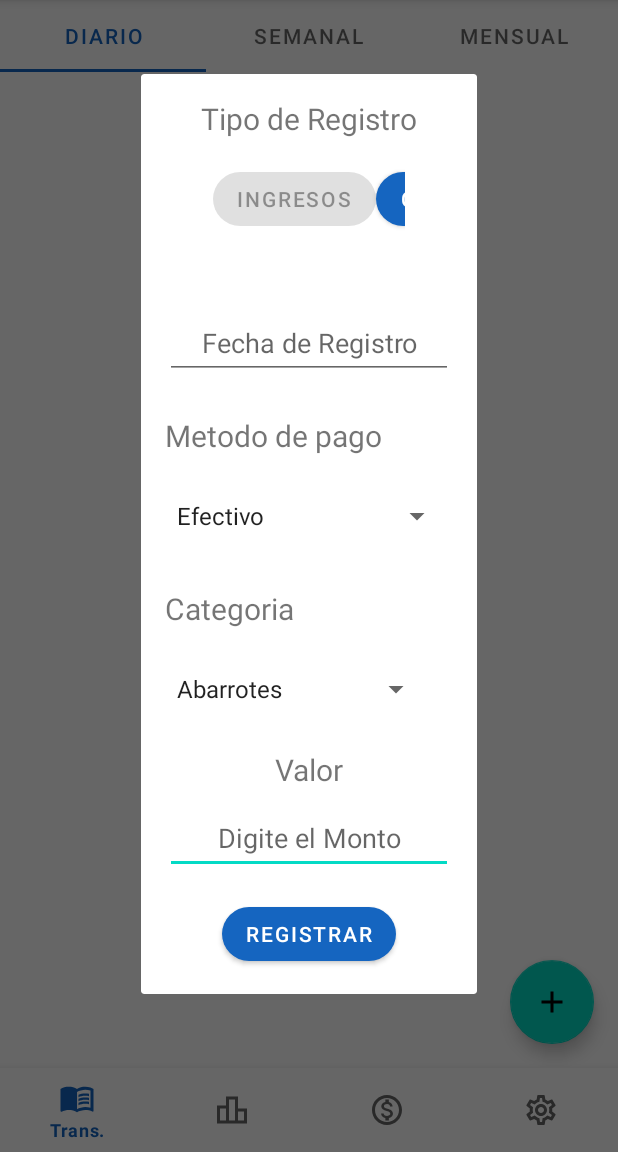
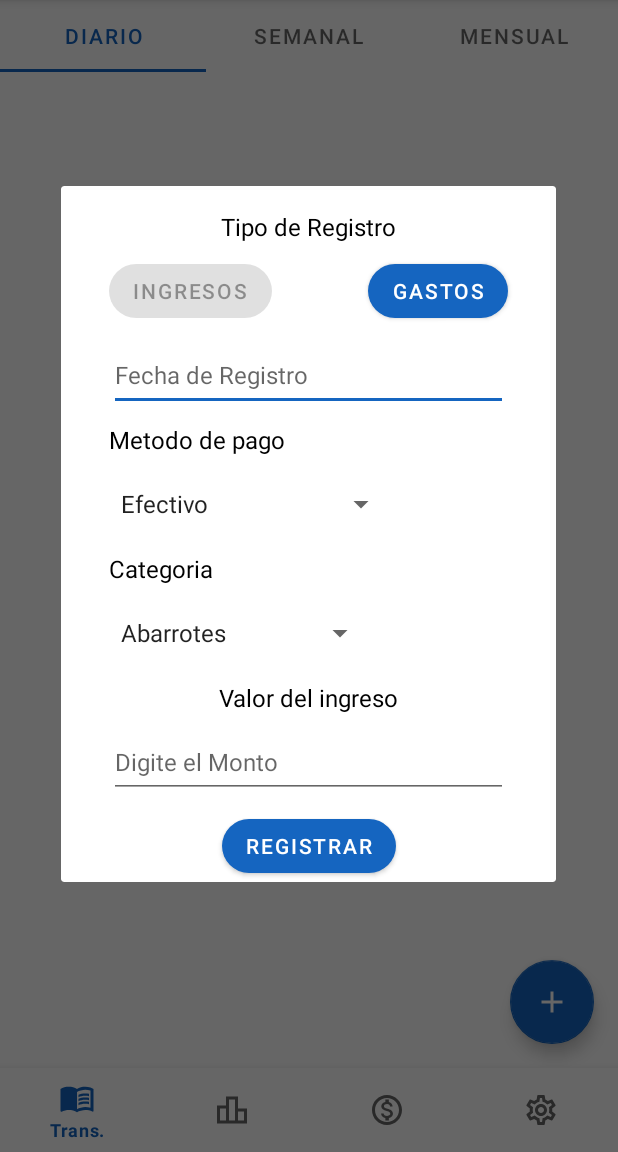
Before and after one commit to KevinMartinez1999/My-Finances, an Android app: the fragment DialogRegistroFragment placed in its activity, on a phone screen of 412 x 824 dp, the part 84-1236 px from its top. Run offline under Robolectric (Android 15) with nearby library versions, the phone set to English and light mode, and no system bars; our stand-ins replace navigation-ui.

Commit message:
Se corrigió la vista del dialog.
Signed-off-by: KevinMartinez1999 <kevin.martinez1@udea.edu.co>

```diff
--- a/app/src/main/java/com/example/myfinances/fragments/sub_fragments/DialogRegistroFragment.kt
+++ b/app/src/main/java/com/example/myfinances/fragments/sub_fragments/DialogRegistroFragment.kt
@@ -8,6 +8,7 @@ import android.view.View
 import android.view.ViewGroup
 import android.view.Window
 import androidx.fragment.app.DialogFragment
+import com.example.myfinances.R
 import com.example.myfinances.databinding.FragmentDialogRegistroBinding
 import java.text.SimpleDateFormat
 import java.util.*
@@ -31,6 +32,7 @@ class DialogRegistroFragment : DialogFragment() {
 
         binding.categoryspiner.visibility = View.VISIBLE
         binding.buttoningreso.isEnabled = false
+        binding.valuetext.text = getString(R.string.valueIngresos)
 
         val dateSetListener = DatePickerDialog.OnDateSetListener { _, year, month, dayOfMonth ->
             cal.set(Calendar.YEAR, year)
@@ -54,31 +56,33 @@ class DialogRegistroFragment : DialogFragment() {
             }
 
             buttongasto.setOnClickListener {
-                hacervisiblegasto()
+                hacerVisibleGasto()
             }
             buttoningreso.setOnClickListener {
-                hacervisibleingreso()
+                hacerVisibleIngreso()
             }
         }
 
         return binding.root
     }
 
-    private fun hacervisibleingreso() {
+    private fun hacerVisibleIngreso() {
         with(binding) {
             categoryspiner.visibility = View.VISIBLE
             accountsspinner.visibility = View.GONE
             buttoningreso.isEnabled = false
             buttongasto.isEnabled = true
+            valuetext.text = getString(R.string.valueIngresos)
         }
     }
 
-    private fun hacervisiblegasto() {
+    private fun hacerVisibleGasto() {
         with(binding) {
             categoryspiner.visibility = View.GONE
             accountsspinner.visibility = View.VISIBLE
             buttoningreso.isEnabled = true
             buttongasto.isEnabled = false
+            valuetext.text = getString(R.string.valueGastos)
         }
     }
 
--- a/app/src/main/res/layout/fragment_dialog_registro.xml
+++ b/app/src/main/res/layout/fragment_dialog_registro.xml
@@ -1,137 +1,172 @@
 <?xml version="1.0" encoding="utf-8"?>
-<LinearLayout xmlns:android="http://schemas.android.com/apk/res/android"
+<androidx.constraintlayout.widget.ConstraintLayout xmlns:android="http://schemas.android.com/apk/res/android"
     xmlns:app="http://schemas.android.com/apk/res-auto"
     xmlns:tools="http://schemas.android.com/tools"
-    android:layout_width="match_parent"
-    android:layout_height="match_parent"
-    android:orientation="vertical"
-    android:padding="16dp"
+    android:id="@+id/constrainLayout"
+    android:layout_width="wrap_content"
+    android:layout_height="wrap_content"
     android:visibility="visible"
+    app:layout_scrollFlags="snapMargins"
     tools:context=".fragments.sub_fragments.DialogRegistroFragment">
 
     <TextView
         android:id="@+id/titledialog"
         android:layout_width="wrap_content"
         android:layout_height="wrap_content"
-        android:layout_gravity="center"
+        android:layout_marginTop="16dp"
         android:text="@string/registertype"
-        android:textSize="20sp" />
+        android:textColor="@color/black"
+        android:textSize="16sp"
+        app:autoSizeTextType="uniform"
+        app:layout_constraintEnd_toEndOf="parent"
+        app:layout_constraintStart_toStartOf="parent"
+        app:layout_constraintTop_toTopOf="parent" />
 
-    <LinearLayout
-        android:layout_width="match_parent"
-        android:layout_height="wrap_content"
-        android:layout_marginLeft="16dp"
-        android:layout_marginRight="16dp"
-        android:orientation="horizontal"
-        android:padding="16dp">
 
     <Button
         android:id="@+id/buttoningreso"
         android:layout_width="wrap_content"
         android:layout_height="wrap_content"
+        android:layout_marginStart="32dp"
+        android:layout_marginTop="8dp"
+        android:layout_marginEnd="32dp"
         android:text="@string/ingresos"
-            app:cornerRadius="32dp" />
-
-        <Space
-            android:layout_width="0dp"
-            android:layout_height="match_parent"
-            android:layout_weight="1" />
+        app:cornerRadius="32dp"
+        app:layout_constraintEnd_toStartOf="@+id/buttongasto"
+        app:layout_constraintStart_toStartOf="parent"
+        app:layout_constraintTop_toBottomOf="@+id/titledialog" />
 
     <Button
         android:id="@+id/buttongasto"
         android:layout_width="wrap_content"
         android:layout_height="wrap_content"
+        android:layout_marginStart="32dp"
+        android:layout_marginTop="8dp"
+        android:layout_marginEnd="32dp"
         android:text="@string/gastos"
-            app:cornerRadius="32dp" />
+        app:cornerRadius="32dp"
+        app:layout_constraintEnd_toEndOf="parent"
+        app:layout_constraintStart_toEndOf="@+id/buttoningreso"
+        app:layout_constraintTop_toBottomOf="@+id/titledialog" />
 
-    </LinearLayout>
 
     <EditText
         android:id="@+id/inputdate"
-        android:layout_width="match_parent"
+        android:layout_width="0dp"
         android:layout_height="wrap_content"
-        android:layout_marginTop="32dp"
-        android:clickable="true"
-        android:ems="10"
-        android:focusable="true"
-        android:focusableInTouchMode="false"
-        android:gravity="center"
+        android:layout_marginStart="32dp"
+        android:layout_marginTop="8dp"
+        android:layout_marginEnd="32dp"
         android:hint="@string/date"
         android:importantForAutofill="no"
         android:inputType="date"
         android:minHeight="48dp"
-        android:textSize="18sp" />
+        android:textSize="16sp"
+        app:layout_constraintEnd_toEndOf="parent"
+        app:layout_constraintStart_toStartOf="parent"
+        app:layout_constraintTop_toBottomOf="@+id/buttoningreso" />
 
     <TextView
         android:id="@+id/categoryaccount"
         android:layout_width="wrap_content"
         android:layout_height="wrap_content"
-        android:layout_marginTop="24dp"
+        android:layout_marginStart="32dp"
+        android:layout_marginTop="8dp"
         android:text="@string/account"
-        android:textSize="20sp" />
+        android:textColor="@color/black"
+        android:textSize="16sp"
+        app:layout_constraintStart_toStartOf="parent"
+        app:layout_constraintTop_toBottomOf="@+id/inputdate" />
 
     <Spinner
         android:id="@+id/metodoPagoSpinner"
         android:layout_width="wrap_content"
         android:layout_height="wrap_content"
-        android:layout_marginTop="16dp"
+        android:layout_marginStart="32dp"
+        android:layout_marginTop="8dp"
         android:entries="@array/accountlist"
-        android:minHeight="48dp" />
+        android:minHeight="48dp"
+        app:layout_constraintStart_toStartOf="parent"
+        app:layout_constraintTop_toBottomOf="@+id/categoryaccount" />
 
     <TextView
         android:id="@+id/categorytext"
         android:layout_width="wrap_content"
         android:layout_height="wrap_content"
-        android:layout_marginTop="24dp"
+        android:layout_marginStart="32dp"
+        android:layout_marginTop="8dp"
         android:text="@string/category"
-        android:textSize="20sp" />
+        android:textColor="@color/black"
+        android:textSize="16sp"
+        app:layout_constraintStart_toStartOf="parent"
+        app:layout_constraintTop_toBottomOf="@+id/metodoPagoSpinner" />
 
     <Spinner
         android:id="@+id/categoryspiner"
         android:layout_width="wrap_content"
         android:layout_height="wrap_content"
-        android:layout_marginTop="16dp"
+        android:layout_marginStart="32dp"
+        android:layout_marginTop="8dp"
         android:entries="@array/categorylist"
         android:minHeight="48dp"
-        android:visibility="gone" />
+        android:visibility="gone"
+        app:layout_constraintStart_toStartOf="parent"
+        app:layout_constraintTop_toBottomOf="@id/categorytext" />
 
     <Spinner
         android:id="@+id/accountsspinner"
         android:layout_width="wrap_content"
         android:layout_height="wrap_content"
-        android:layout_marginTop="16dp"
+        android:layout_marginStart="32dp"
+        android:layout_marginTop="8dp"
         android:entries="@array/ingresoslist"
         android:minHeight="48dp"
-        android:visibility="gone" />
+        android:visibility="gone"
+        app:layout_constraintStart_toStartOf="parent"
+        app:layout_constraintTop_toBottomOf="@id/categorytext" />
 
     <TextView
         android:id="@+id/valuetext"
-        android:layout_width="match_parent"
+        android:layout_width="0dp"
         android:layout_height="wrap_content"
-        android:layout_marginTop="16dp"
+        android:layout_marginStart="32dp"
+        android:layout_marginTop="64dp"
+        android:layout_marginEnd="32dp"
         android:gravity="center"
-        android:text="@string/value"
-        android:textSize="20sp" />
+        android:textColor="@color/black"
+        android:textSize="16sp"
+        app:layout_constraintEnd_toEndOf="parent"
+        app:layout_constraintHorizontal_bias="0.0"
+        app:layout_constraintStart_toStartOf="parent"
+        app:layout_constraintTop_toBottomOf="@+id/categorytext" />
 
     <EditText
         android:id="@+id/inputvalue"
-        android:layout_width="match_parent"
+        android:layout_width="0dp"
         android:layout_height="wrap_content"
+        android:layout_marginStart="32dp"
         android:layout_marginTop="8dp"
-        android:ems="10"
-        android:gravity="center"
+        android:layout_marginEnd="32dp"
         android:hint="@string/digitvalue"
         android:importantForAutofill="no"
         android:inputType="number"
-        android:minHeight="48dp" />
+        android:minHeight="48dp"
+        android:textSize="16sp"
+        app:layout_constraintEnd_toEndOf="parent"
+        app:layout_constraintStart_toStartOf="parent"
+        app:layout_constraintTop_toBottomOf="@+id/valuetext" />
 
     <Button
         android:id="@+id/registerbutton"
         android:layout_width="wrap_content"
         android:layout_height="wrap_content"
-        android:layout_gravity="center"
-        android:layout_marginTop="16dp"
+        android:layout_marginStart="32dp"
+        android:layout_marginTop="8dp"
+        android:layout_marginEnd="32dp"
         android:text="@string/registerdialog"
-        app:cornerRadius="32dp" />
+        app:cornerRadius="32dp"
+        app:layout_constraintEnd_toEndOf="parent"
+        app:layout_constraintStart_toStartOf="parent"
+        app:layout_constraintTop_toBottomOf="@+id/inputvalue" />
 
-</LinearLayout>
+</androidx.constraintlayout.widget.ConstraintLayout>
--- a/app/src/main/res/values/strings.xml
+++ b/app/src/main/res/values/strings.xml
@@ -38,7 +38,8 @@
     <string name="account">Metodo de pago</string>
     <string name="account2">Tipo de Cuenta</string>
     <string name="registerdialog">Registrar</string>
-    <string name="value">Valor</string>
+    <string name="valueIngresos">Valor del ingreso</string>
+    <string name="valueGastos">Valor del gasto</string>
     <string name="digitvalue">Digite el Monto</string>
     <string-array name="categorylist">
         <item>Abarrotes</item>
--- a/app/src/main/res/values/themes.xml
+++ b/app/src/main/res/values/themes.xml
@@ -6,9 +6,9 @@
         <item name="colorPrimaryVariant">@color/md_blue_400</item>
         <item name="colorOnPrimary">@color/white</item>
         <!-- Secondary brand color. -->
-        <item name="colorSecondary">@color/teal_200</item>
-        <item name="colorSecondaryVariant">@color/teal_700</item>
-        <item name="colorOnSecondary">@color/black</item>
+        <item name="colorSecondary">@color/md_blue_800</item>
+        <item name="colorSecondaryVariant">@color/md_blue_400</item>
+        <item name="colorOnSecondary">@color/white</item>
         <!-- Status bar color. -->
         <item name="android:statusBarColor" tools:targetApi="l">?attr/colorPrimaryVariant</item>
         <!-- Customize your theme here. -->
```
Lines whose indentation alone changed are shown as unchanged.
